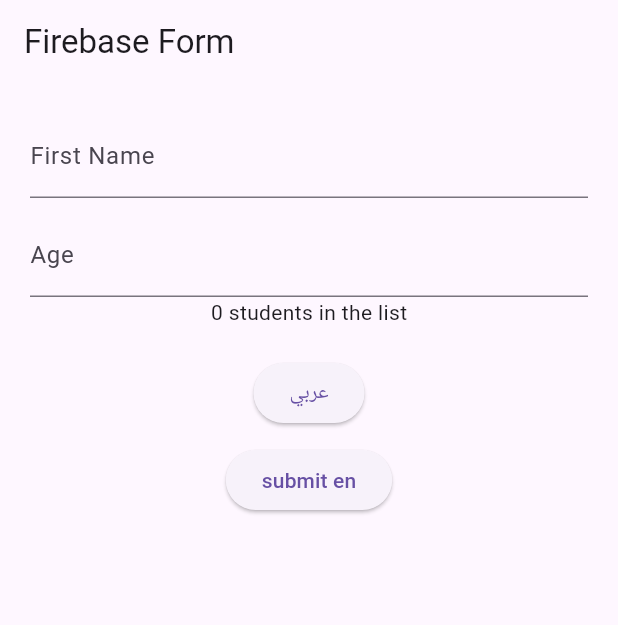
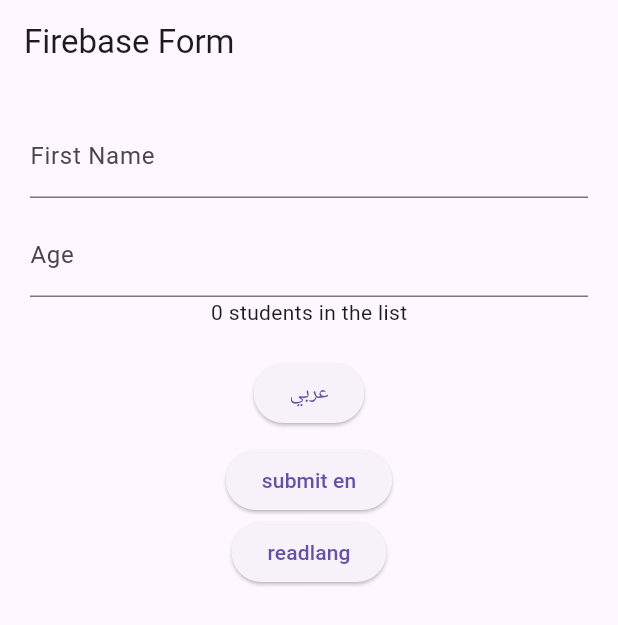
Before and after one commit to chraakhan/internshipprac, a Flutter app: the screen it shows after launch, after a tap on "English", on a phone screen of 412 x 824 dp. Shown: the top 625 px of the screen. Run offline on Flutter 3.47's test engine with Material 3 defaults, Android fonts, the phone set to English and light mode, and no system bars; our stand-ins replace cloud_firestore, easy_localization, firebase_core, shared_preferences; accounts and stored records are empty.

Commit message:
key, value

```diff
--- a/lib/main.dart
+++ b/lib/main.dart
@@ -4,6 +4,7 @@
 import 'package:cloud_firestore/cloud_firestore.dart';
 import 'firebase_options.dart';
 import 'package:intl/intl.dart';
+import 'package:shared_preferences/shared_preferences.dart';
 
 void main() async {
   WidgetsFlutterBinding.ensureInitialized();
@@ -21,9 +22,14 @@
   );
 }
 
-class MyApp extends StatelessWidget {
+class MyApp extends StatefulWidget {
   const MyApp({super.key});
 
+  @override
+  State<MyApp> createState() => _MyAppState();
+}
+
+class _MyAppState extends State<MyApp> {
   @override
   Widget build(BuildContext context) {
     return MaterialApp(
@@ -103,11 +109,22 @@
             const SizedBox(height: 20),
             // NEW: language switcher button
             ElevatedButton(
-              onPressed: () {
+              onPressed: () async {
+                final SharedPreferences prefs =
+                    await SharedPreferences.getInstance();
+
                 if (context.locale == Locale('ar')) {
                   context.setLocale(Locale('en'));
+                  prefs.setString(
+                    'lang',
+                    'en',
+                  ); // save the current language to shared preferences
                 } else {
                   context.setLocale(Locale('ar'));
+                  prefs.setString(
+                    'lang',
+                    'ar',
+                  ); // save the current language to shared preferences
                 }
               },
               child: Text(
@@ -117,6 +134,18 @@
             ),
             const SizedBox(height: 10),
             ElevatedButton(onPressed: sendData, child: Text("submit").tr()),
+            ElevatedButton(
+              onPressed: () async {
+                // read the current language from shared preferences and show as snackbar
+                final SharedPreferences prefs =
+                    await SharedPreferences.getInstance();
+                final String? lang = prefs.getString('lang');
+                ScaffoldMessenger.of(
+                  context,
+                ).showSnackBar(SnackBar(content: Text('$lang'.tr())));
+              },
+              child: Text("readlang").tr(),
+            ),
           ],
         ),
       ),
--- a/pubspec.yaml
+++ b/pubspec.yaml
@@ -38,6 +38,7 @@
   cloud_firestore: ^6.5.0
   firebase_auth: ^6.5.2
   easy_localization: ^3.0.8
+  shared_preferences: ^2.5.5
 
 dev_dependencies:
   flutter_test:
```
Also changed, not shown: pubspec.lock.
